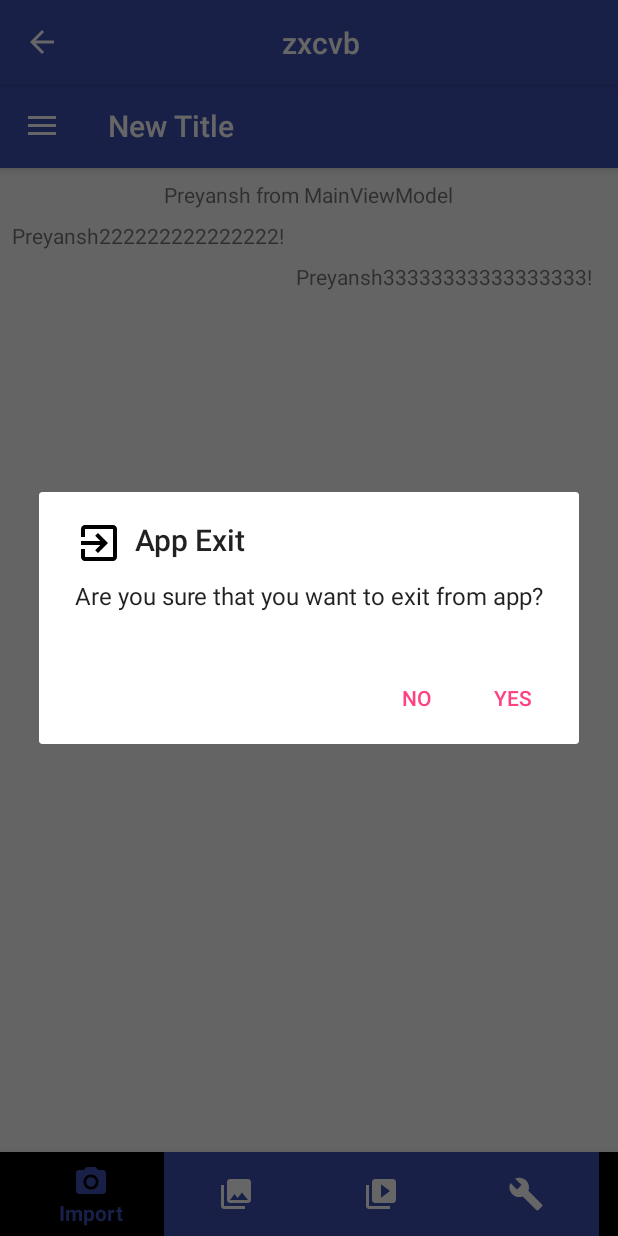
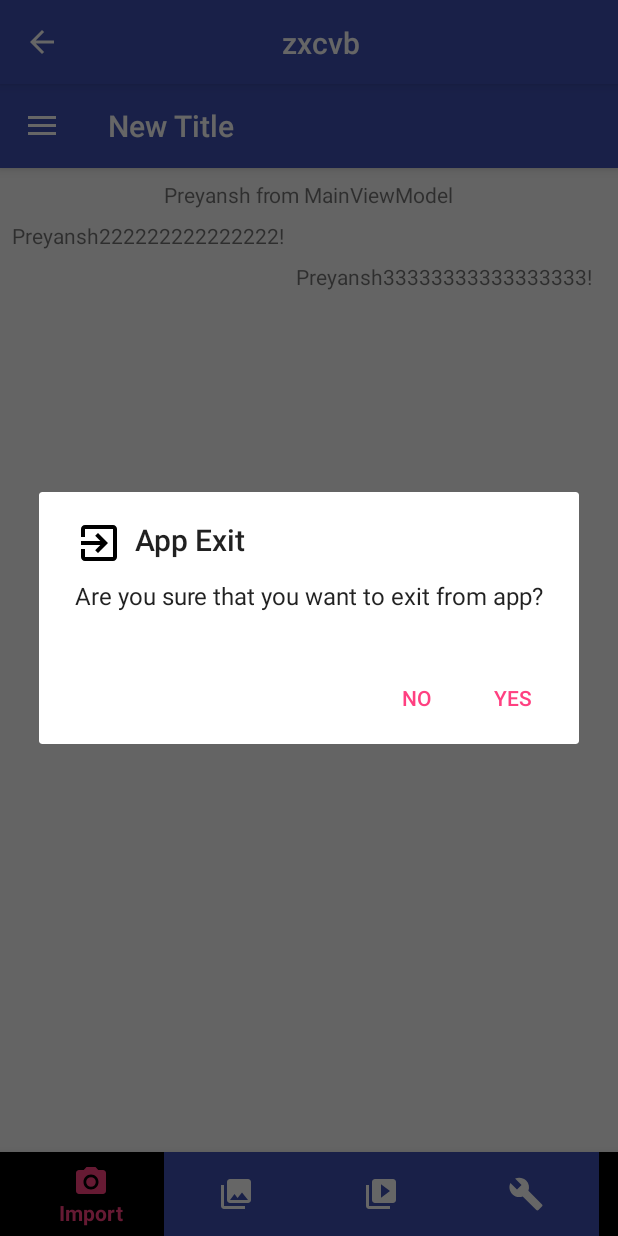
Before and after one commit to preyansh11911/KotlinStructure, an Android app: the screen it shows after launch (MainActivity), after a tap on an icon or button, on a phone screen of 412 x 824 dp. Run offline under Robolectric (Android 15) with nearby library versions, the phone set to English and light mode, and no system bars; our stand-ins replace data binding; 3 statements that could not run were skipped.

Commit message:
- changes

```diff
--- /dev/null
+++ b/app/src/main/java/com/example/parth/kotlinpractice_2/kotlin/ResourceExt.kt
@@ -0,0 +1,6 @@
+package com.example.parth.kotlinpractice_2.kotlin
+
+import android.app.Activity
+import android.support.v4.content.ContextCompat
+
+fun Int.getColor(activity: Activity): Int = ContextCompat.getColor(activity, this)
--- a/app/src/main/java/com/example/parth/kotlinpractice_2/kotlin/ext.kt
+++ b/app/src/main/java/com/example/parth/kotlinpractice_2/kotlin/ext.kt
@@ -9,7 +9,7 @@ import com.example.parth.kotlinpractice_2.support.AlertDialogBuilder
 import com.example.parth.kotlinpractice_2.support.BottomNavigationBuilder
 import com.example.parth.kotlinpractice_2.support.CoreActivity
 
-fun Context.alert(alertDialog: AlertDialogBuilder.() -> Unit) = AlertDialogBuilder(this).apply(alertDialog)
+fun Context.showAlert(alertDialog: AlertDialogBuilder.() -> Unit) = AlertDialogBuilder(this).apply(alertDialog)
 
 fun Fragment.toast(msg: String, duration: Duration) {
     activity?.toast(msg, duration)
@@ -27,8 +27,8 @@ fun Context.toast(msg: String, duration: Duration) {
     Toast.makeText(this, msg, dur).show()
 }
 
-fun snack(v: View, msg: String) {
-    Snackbar.make(v, msg, Snackbar.LENGTH_SHORT)
+fun View.snack(msg: String) {
+    Snackbar.make(this, msg, Snackbar.LENGTH_SHORT)
 }
 
 enum class Duration {
--- a/app/src/main/java/com/example/parth/kotlinpractice_2/module/MainActivity.kt
+++ b/app/src/main/java/com/example/parth/kotlinpractice_2/module/MainActivity.kt
@@ -2,12 +2,9 @@ package com.example.parth.kotlinpractice_2.module
 
 import android.content.Context
 import android.content.Intent
-import android.content.res.ColorStateList
 import android.databinding.DataBindingUtil
-import android.graphics.Color
 import android.os.Bundle
 import android.support.design.widget.NavigationView
-import android.support.v4.content.ContextCompat
 import com.example.parth.kotlinpractice_2.R
 import com.example.parth.kotlinpractice_2.databinding.ActivityMainBinding
 import com.example.parth.kotlinpractice_2.databinding.NavHeaderDrawerBinding
@@ -59,16 +56,7 @@ class MainActivity : CoreActivity<MainActivity,ActivityMainBinding, MainViewMode
         this.setBottomNavigation {
             setMenu(R.menu.bottom_navigation)
             setBackgroundColor(R.drawable.bottom_navigation_background_color)
-            setItemColor {
-                val states = arrayOf(
-                        intArrayOf(-android.R.attr.state_checked), // unchecked
-                        intArrayOf(android.R.attr.state_checked) // checked
-                )
-
-                val colors = intArrayOf(Color.WHITE, ContextCompat.getColor(coreActivity, R.color.colorPrimary))
-
-                ColorStateList(states, colors)
-            }
+            setItemColor(R.color.colorAccent, android.R.color.white)
             shiftModeEnabled(false)
         }
     }
--- a/app/src/main/java/com/example/parth/kotlinpractice_2/support/BottomNavigationBuilder.kt
+++ b/app/src/main/java/com/example/parth/kotlinpractice_2/support/BottomNavigationBuilder.kt
@@ -6,6 +6,7 @@ import android.support.design.internal.BottomNavigationItemView
 import android.support.design.internal.BottomNavigationMenuView
 import android.support.design.widget.BottomNavigationView
 import android.util.Log
+import com.example.parth.kotlinpractice_2.kotlin.getColor
 import kotlinx.android.synthetic.main.content_drawer.*
 
 
@@ -24,20 +25,59 @@ class BottomNavigationBuilder(val coreActivity: CoreActivity<*, *, *>) {
         }
     }
 
+    /**
+     * Sets the items to BottomNavigation.
+     * @param menuResID
+     * Pass MENU resource ID to be set in BottomNavigation
+     */
     fun setMenu(menuResID: Int) {
         view.inflateMenu(menuResID)
     }
 
+    /**
+     * Sets the BackgroundColor to BottomNavigation
+     * ID of DRAWABLE / COLOR resource can be passed here.
+     * To highlight the selected item background color,
+     * make a selector of your choice in drawable and pass its resource ID
+     *
+     * @param resID
+     * Pass DRAWABLE / COLOR resource ID to be set as BackgroundColor in BottomNavigation
+     */
     fun setBackgroundColor(resID: Int) {
         view.itemBackgroundResource = resID
     }
 
-    fun setItemColor(colorStateList: () -> ColorStateList) {
-        view.itemIconTintList = colorStateList()
-        view.itemTextColor = colorStateList()
+
+    /**
+     * This method changes icon color and text color of selected item
+     * @param selectedColorResID
+     * Pass COLOR resource ID to be set as
+     * Selected item icon color & text color in BottomNavigation
+     * @param defaultColorResID
+     * Pass COLOR resource ID to be set as
+     * Default item icon color & text color in BottomNavigation
+     */
+    fun setItemColor(selectedColorResID: Int, defaultColorResID: Int) {
+
+        val states = arrayOf(
+                intArrayOf(android.R.attr.state_checked), // checked
+                intArrayOf(-android.R.attr.state_checked) // unchecked
+        )
+
+        val colors = intArrayOf(
+                selectedColorResID.getColor(coreActivity),
+                defaultColorResID.getColor(coreActivity)
+        )
+
+        view.itemIconTintList = ColorStateList(states, colors)
+        view.itemTextColor = ColorStateList(states, colors)
     }
 
-
+    /**
+     * Use this method to enable / disable the shifting mode of BottomNavigation
+     * @param isShifting
+     * Pass TRUE/FALSE to enable/disable the shifting mode respectively
+     */
     @SuppressLint("RestrictedApi")
     fun shiftModeEnabled(isShifting: Boolean) {
         if (!isShifting) {
--- a/app/src/main/java/com/example/parth/kotlinpractice_2/support/CoreActivity.kt
+++ b/app/src/main/java/com/example/parth/kotlinpractice_2/support/CoreActivity.kt
@@ -13,7 +13,7 @@ import android.widget.LinearLayout
 import com.example.parth.kotlinpractice_2.R
 import com.example.parth.kotlinpractice_2.databinding.ActivityCoreBinding
 import com.example.parth.kotlinpractice_2.databinding.ActivityDrawerBinding
-import com.example.parth.kotlinpractice_2.kotlin.alert
+import com.example.parth.kotlinpractice_2.kotlin.showAlert
 import kotlinx.android.synthetic.main.activity_drawer.*
 import kotlinx.android.synthetic.main.app_bar_drawer.*
 import kotlinx.android.synthetic.main.tool_bar.*
@@ -48,7 +48,7 @@ abstract class CoreActivity<T : CoreActivity<T, DB, VM>, DB : ViewDataBinding, V
         drawer_layout?.let { if (it.isDrawerOpen(GravityCompat.START)) it.closeDrawer(GravityCompat.START) }
 
         if (!isBackEnabled()) {
-            alert {
+            showAlert {
                 icon(R.drawable.ic_app_exit)
                 title(R.string.alert_title)
                 message(R.string.alert_message)
@@ -205,6 +205,9 @@ abstract class CoreActivity<T : CoreActivity<T, DB, VM>, DB : ViewDataBinding, V
 //
 //    open fun setBottomNavDrawerMenu(bottomNavigation: BottomNavigationView) {}
 
+    /**
+     * Override this method to set BottomNavigation in activity
+     */
     open fun bottomNavigation() {}
 
 }
```
